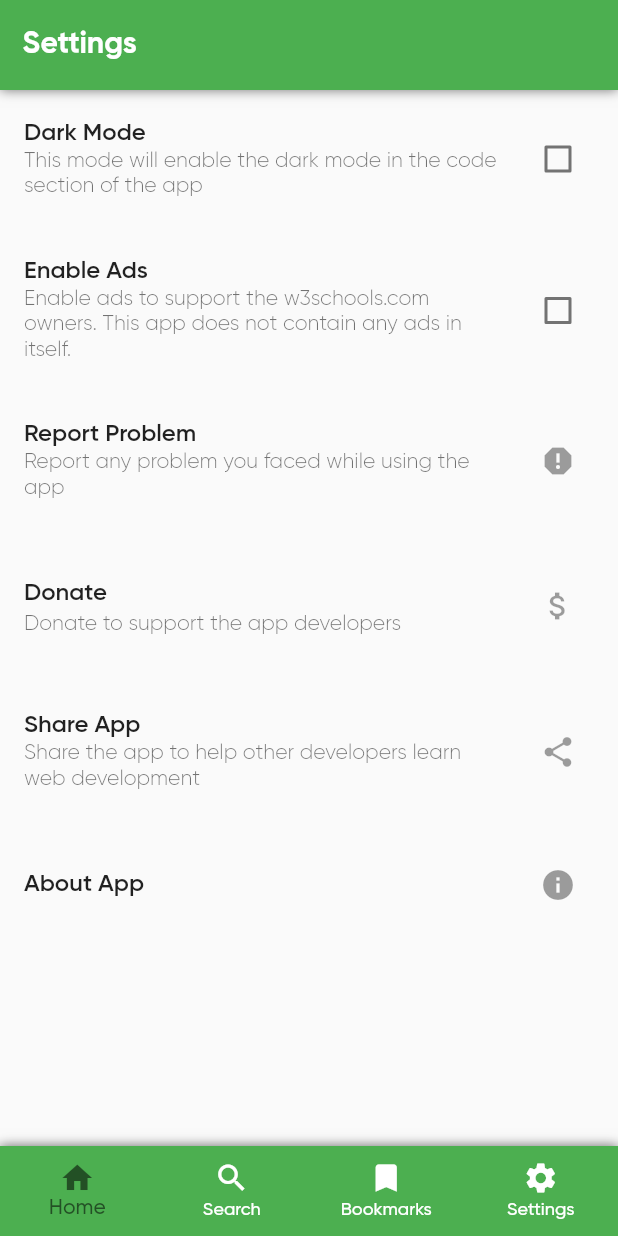
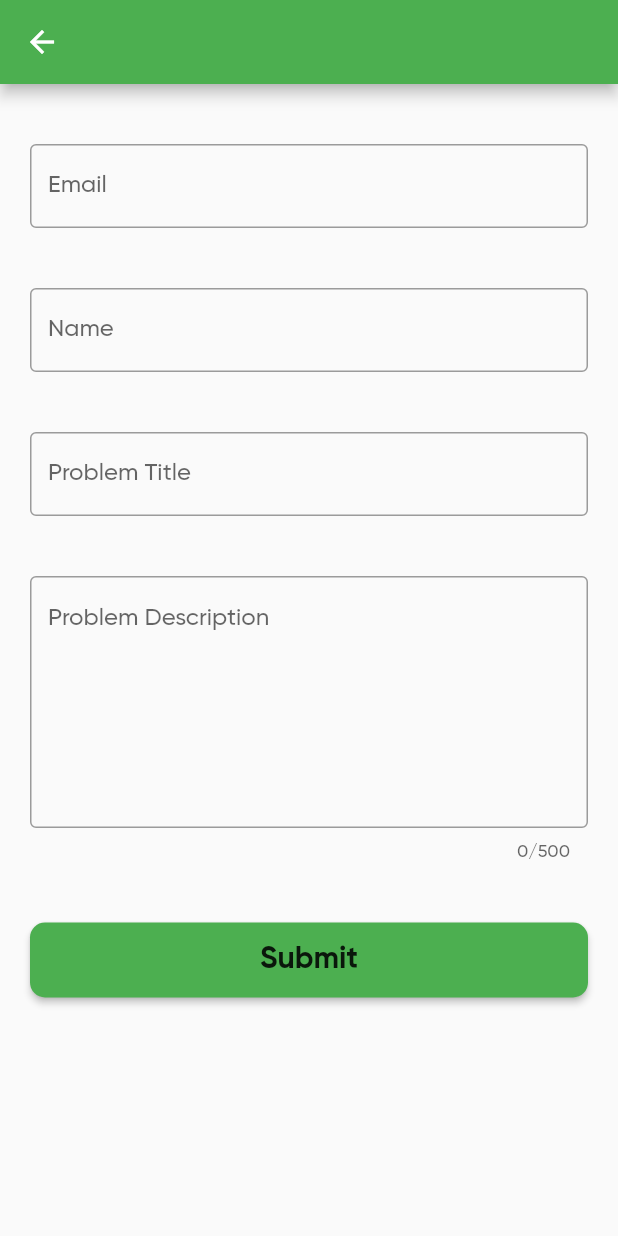
Before and after one commit to shashikantdwivedi/W3schools-noAds, a Flutter app: the Settings screen opened by its route, after a tap on "Report Problem", on a phone screen of 412 x 824 dp. Run offline on Flutter 3.47's test engine with Material 2 defaults, Android fonts, the phone set to English and light mode, and no system bars; our stand-ins replace device_preview, share, sqflite; accounts and stored records are empty.

Commit message:
Completed report problem page

```diff
--- a/lib/main.dart
+++ b/lib/main.dart
@@ -10,6 +10,7 @@ import 'blackBox.dart';
 import 'package:device_preview/device_preview.dart';
 import 'startScreen.dart';
 import 'settings.dart' as SettingsPage;
+import 'settings/reportProblem.dart';
 
 void main() async {
   WidgetsFlutterBinding.ensureInitialized();
@@ -48,7 +49,9 @@ class _MyApp extends State<MyApp> {
             '/': (context) => OnBoarding(),
             '/home': (context) => Home(),
             '/startScreen': (context) => StartScreen(),
-            '/settings': (context) => SettingsPage.Settings()
+            '/settings': (context) => SettingsPage.Settings(),
+            '/reportProblem': (context) => ReportProblem()
+
           },
         ));
   }
--- a/lib/settings.dart
+++ b/lib/settings.dart
@@ -29,7 +29,7 @@ class _SettingsState extends State<Settings> {
   }
 
   void donateOption() async {
-    const url = 'https://paypal.me/TheSkd1999';
+    const url = 'https://ko-fi.com/w3schoolsnoads';
     if (await canLaunch(url)) {
       await launch(url);
     } else {
@@ -83,7 +83,9 @@ class _SettingsState extends State<Settings> {
                   ),
                 ),
                 GestureDetector(
-                    onTap: () {},
+                    onTap: () {
+                      Navigator.pushNamed(context, '/reportProblem');
+                    },
                     child: Container(
                       padding: EdgeInsets.symmetric(vertical: 15),
                       child: ListTile(
--- /dev/null
+++ b/lib/settings/reportProblem.dart
@@ -0,0 +1,161 @@
+import 'dart:async';
+
+import 'package:flutter/material.dart';
+
+class ReportProblem extends StatefulWidget {
+  @override
+  _ReportProblem createState() => _ReportProblem();
+}
+
+class _ReportProblem extends State<ReportProblem> {
+  String email = '';
+  String name = '';
+  String title = '';
+  String description = '';
+  TextEditingController emailController = TextEditingController();
+  TextEditingController nameController = TextEditingController();
+  TextEditingController titleController = TextEditingController();
+  TextEditingController descriptionController = TextEditingController();
+
+  final _formKey = GlobalKey<FormState>();
+  final GlobalKey<ScaffoldState> _scaffoldKey = new GlobalKey<ScaffoldState>();
+
+  SnackBar submitForm() {
+    if (email.isNotEmpty &&
+        name.isNotEmpty &&
+        title.isNotEmpty &&
+        description.isNotEmpty) {
+      print(email);
+      print(name);
+      print(title);
+      print(description);
+      emailController.text = '';
+      nameController.text = '';
+      titleController.text = '';
+      descriptionController.text = '';
+//      setState(() {
+//        email = '';
+//        name = '';
+//        title = '';
+//        description = '';
+//      });
+      return SnackBar(
+        backgroundColor: Theme.of(context).primaryColor,
+        content: Text(
+          'Problem Reported',
+          style: TextStyle(fontFamily: 'Gilroy SemiBold', fontSize: 17),
+        ),
+        duration: Duration(seconds: 3),
+      );
+    } else {
+      return SnackBar(
+        backgroundColor: Colors.red,
+        content: Text(
+          'Please fill the form correctly',
+          style: TextStyle(fontFamily: 'Gilroy SemiBold', fontSize: 17),
+        ),
+        duration: Duration(seconds: 3),
+      );
+    }
+  }
+
+  @override
+  Widget build(BuildContext context) {
+    return SafeArea(
+        child: Scaffold(
+            key: _scaffoldKey,
+            appBar: AppBar(),
+            body: Container(
+              margin: EdgeInsets.only(top: 20),
+              child: Form(
+                key: _formKey,
+                child: ListView(
+                  children: [
+                    Container(
+                      padding: EdgeInsets.all(20),
+                      child: TextFormField(
+                        controller: emailController,
+                        onChanged: (val) {
+                          setState(() {
+                            email = val;
+                          });
+                        },
+                        keyboardType: TextInputType.emailAddress,
+                        decoration: InputDecoration(
+                            labelText: 'Email', border: OutlineInputBorder()),
+                      ),
+                    ),
+                    Container(
+                      padding: EdgeInsets.all(20),
+                      child: TextFormField(
+                        controller: nameController,
+                        onChanged: (val) {
+                          setState(() {
+                            name = val;
+                          });
+                        },
+                        keyboardType: TextInputType.name,
+                        decoration: InputDecoration(
+                            labelText: 'Name', border: OutlineInputBorder()),
+                      ),
+                    ),
+                    Container(
+                      padding: EdgeInsets.all(20),
+                      child: TextFormField(
+                        controller: titleController,
+                        onChanged: (val) {
+                          setState(() {
+                            title = val;
+                          });
+                        },
+                        keyboardType: TextInputType.text,
+                        decoration: InputDecoration(
+                            labelText: 'Problem Title',
+                            border: OutlineInputBorder()),
+                      ),
+                    ),
+                    Container(
+                      padding: EdgeInsets.all(20),
+                      child: TextFormField(
+                        controller: descriptionController,
+                        onChanged: (val) {
+                          setState(() {
+                            description = val;
+                          });
+                        },
+                        maxLines: 8,
+                        maxLength: 500,
+                        keyboardType: TextInputType.text,
+                        decoration: InputDecoration(
+                            labelText: 'Problem Description',
+                            alignLabelWithHint: true,
+                            border: OutlineInputBorder()),
+                      ),
+                    ),
+                    Container(
+                        padding: EdgeInsets.all(20),
+                        height: 90,
+                        child: RaisedButton(
+                          onPressed: () {
+                            _scaffoldKey.currentState
+                                .showSnackBar(submitForm());
+                            var duration = const Duration(seconds: 2);
+                            return new Timer(duration, () {
+                              Navigator.pop(context);
+                            });
+                          },
+                          child: Text(
+                            'Submit',
+                            style: TextStyle(
+                                fontFamily: 'Gilroy Bold', fontSize: 20),
+                          ),
+                          color: Theme.of(context).primaryColor,
+                          shape: RoundedRectangleBorder(
+                              borderRadius: BorderRadius.circular(10)),
+                        ))
+                  ],
+                ),
+              ),
+            )));
+  }
+}
```
